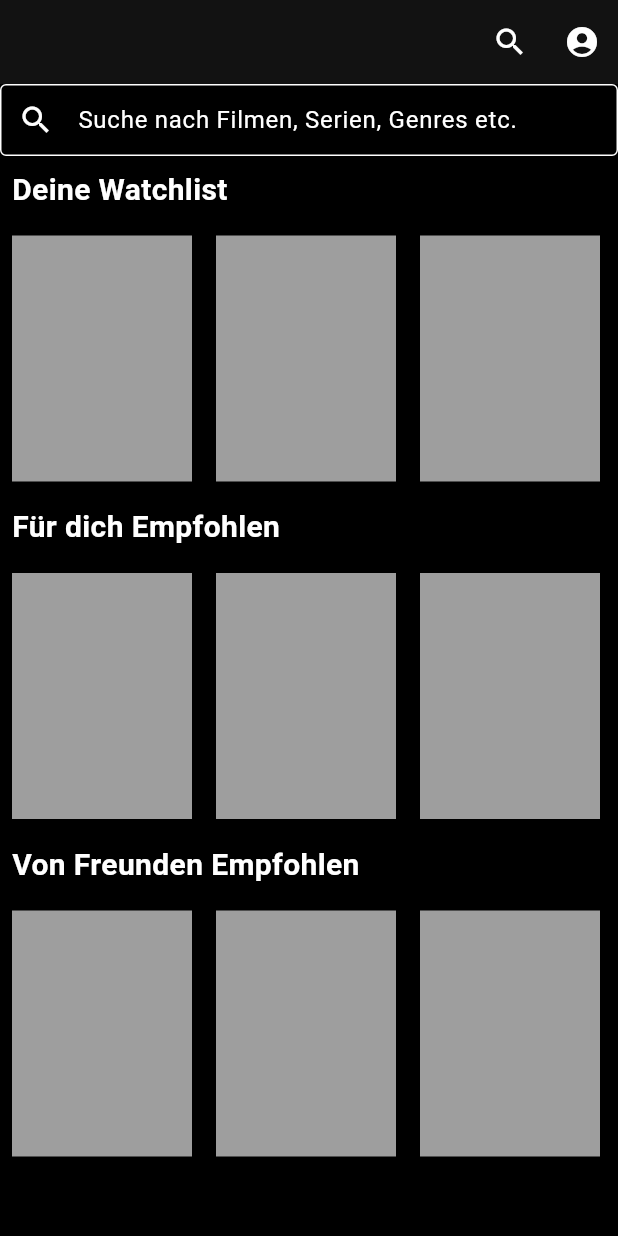
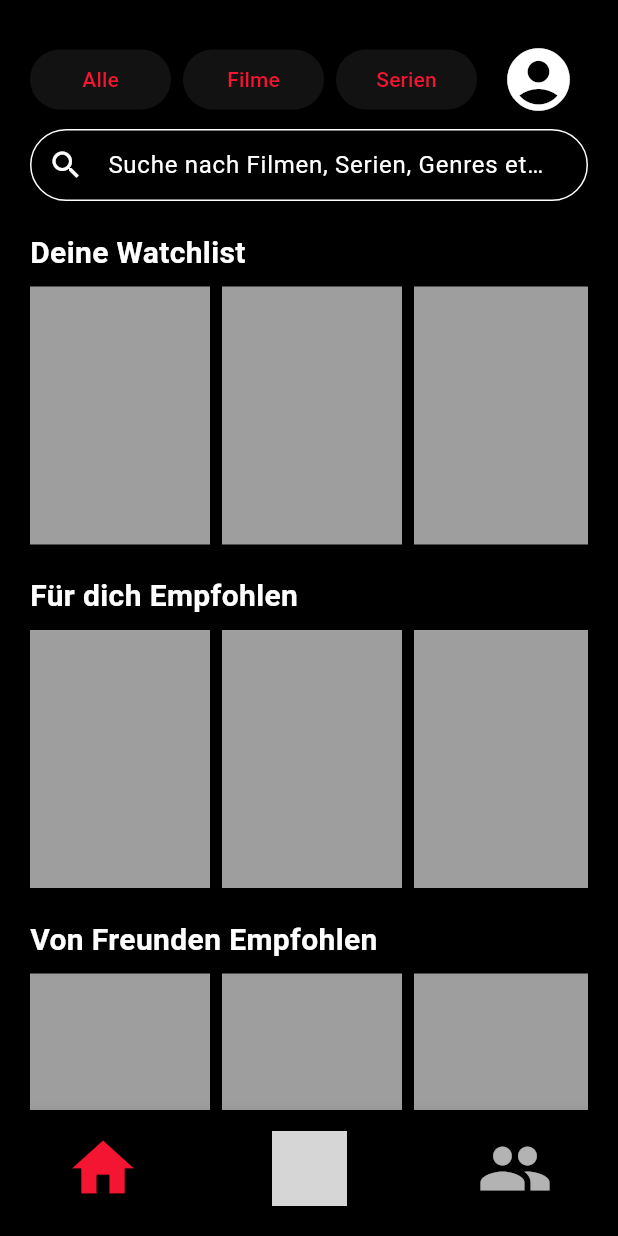
Before and after one commit to Chessosaurus/flashr_ui, a Flutter app: the screen it shows once a user with an empty profile is signed in, on a phone screen of 412 x 824 dp. Run offline on Flutter 3.47's test engine with Material 3 defaults, Android fonts, the phone set to English and light mode, and no system bars; our stand-ins replace google_sign_in, supabase_flutter; accounts and stored records are empty; grey boxes are pictures that could not be loaded.

Commit message:
feat: Homescreen, ProfileScreen
Allgemein erstellen von Widgets zur wiederverwendung

```diff
--- a/lib/src/main.dart
+++ b/lib/src/main.dart
@@ -4,6 +4,7 @@ import 'package:flutter/material.dart';
 import 'package:supabase_flutter/supabase_flutter.dart';
 import 'providers/db_initializer.dart';
 import 'package:flasher_ui/src/screens/login.dart';
+import 'package:flasher_ui/src/screens/home.dart';
 
 Future<void> main() async {
   WidgetsFlutterBinding.ensureInitialized();
@@ -48,7 +49,8 @@ class App extends StatelessWidget {
           border: OutlineInputBorder(
             borderRadius: BorderRadius.circular(50),
           )
-        )
+        ),
+
       ),
         initialRoute: '/', routes: <String, WidgetBuilder>{
         '/': (_) => SplashPage(supabase: supabase),
--- a/lib/src/screens/home.dart
+++ b/lib/src/screens/home.dart
@@ -1,9 +1,16 @@
+import 'package:flasher_ui/src/screens/profile.dart';
+import 'package:flasher_ui/src/widgets/header.dart';
 import 'package:flasher_ui/src/providers/movieprovider.dart';
 import 'package:flutter/material.dart';
 import 'package:supabase_flutter/supabase_flutter.dart';
 
 import '../models/album.dart';
 import '../models/movie.dart';
+
+import '../widgets/category_section.dart';
+import '../widgets/navbar.dart';
+import 'friends.dart';
+import 'movie_swipe.dart';
 
 class HomePage extends StatefulWidget {
   const HomePage({super.key, required this.supabase});
@@ -30,9 +37,36 @@ class _HomePageState extends State<HomePage> {
     //futureAlbum = mv.fetchAlbum();
   }
 
+  //Wird das gebraucht??? @Timo war bei Mergeconflict bei dir nicht mit drin
+  final _future = Supabase.instance.client.schema('persistence')
+      .from('User').select();
+  int _selectedIndex = 0;
+
+  void _onItemTapped(int index) {
+    setState(() {
+      _selectedIndex = index;
+    });
+    // Hier füge deine Navigationslogik hinzu, basierend auf dem ausgewählten Index
+    switch (index) {
+      case 0:
+      // Navigation zur Startseite
+        //Navigator.pushReplacement(context, MaterialPageRoute(builder: (context) => HomePage(supabase: supabase,)));
+        break;
+      case 1:
+      // Navigation zu den Favoriten
+        Navigator.pushReplacement(context, MaterialPageRoute(builder: (context) => MovieSwipe()));
+        break;
+      case 2:
+      // Navigation zum Profil
+        Navigator.pushReplacement(context, MaterialPageRoute(builder: (context) => Friends()));
+        break;
+    }
+  }
+
   @override
   Widget build(BuildContext context) {
     return Scaffold(
+      /*
       appBar: AppBar(
         actions: [
           IconButton(
@@ -47,72 +81,45 @@ class _HomePageState extends State<HomePage> {
           )
         ],
       ),
-      body: SingleChildScrollView(
+      */
+      body: const SingleChildScrollView(
+        child: Column( // Hier wurde das Column-Widget hinzugefügt
+          children: <Widget>[
+            SingleChildScrollView(
+              child: Padding(
+                padding: EdgeInsets.all(20.0),
                 child: Column(
                   children: <Widget>[
+                    Header(),
                     // Suchleiste
-            const TextField(
+                    TextField(
                       decoration: InputDecoration(
                         labelText: 'Suche nach Filmen, Serien, Genres etc.',
                         prefixIcon: Icon(Icons.search),
-                border: OutlineInputBorder(),
                       ),
                     ),
-            // Kategorien-Tabs
-            /*const TabBar(
-              tabs: [
-                Tab(text: 'Alle'),
-                Tab(text: 'Filme'),
-                Tab(text: 'Serien'),
-                Tab(text: 'DBtest'),
-              ],
-            ),*/
                     // Film Listenansichten
+                    SizedBox(height: 20),
+
                     CategorySection(title: 'Deine Watchlist'),
+                    SizedBox(height: 20),
                     CategorySection(title: 'Für dich Empfohlen'),
+                    SizedBox(height: 20),
                     CategorySection(title: 'Von Freunden Empfohlen'),
+                    SizedBox(height: 20),
+                    CategorySection(title: 'Beliebte Filme'),
                     // Weitere Listen ...
                   ],
                 ),
               ),
+            ),
+          ],
+        ),
+      ),
+      bottomNavigationBar: NavBar(
+        selectedIndex: _selectedIndex,
+        onItemTapped: _onItemTapped,
+      ),
     );
   }
 }
-
-class CategorySection extends StatelessWidget {
-  final String title;
-
-  CategorySection({required this.title});
-
-  @override
-  Widget build(BuildContext context) {
-    return Column(
-      crossAxisAlignment: CrossAxisAlignment.start,
-      children: <Widget>[
-        Padding(
-          padding: const EdgeInsets.all(8.0),
-          child: Text(
-            title,
-            style: const TextStyle(fontSize: 20, fontWeight: FontWeight.bold),
-          ),
-        ),
-        Container(
-          height: 180,
-          child: ListView.builder(
-            scrollDirection: Axis.horizontal,
-            itemCount: 10, // Hier die Anzahl der Elemente eintragen
-            itemBuilder: (context, index) {
-              return Padding(
-                padding: const EdgeInsets.all(8.0),
-                child: Container(
-                  width: 120,
-                  color: Colors.grey, // Hier würde das Bild des Films oder der Serie stehen
-                ),
-              );
-            },
-          ),
-        ),
-      ],
-    );
-  }
-}
--- /dev/null
+++ b/lib/src/widgets/category_section.dart
@@ -0,0 +1,40 @@
+import 'package:flutter/material.dart';
+
+class CategorySection extends StatelessWidget {
+  final String title;
+
+  const CategorySection({super.key, required this.title});
+
+  @override
+  Widget build(BuildContext context) {
+    return Column(
+      crossAxisAlignment: CrossAxisAlignment.start,
+      children: <Widget>[
+        Padding(
+          padding: const EdgeInsets.all(0.0),
+          child: Text(
+            title,
+            style: const TextStyle(fontSize: 20, fontWeight: FontWeight.bold),
+          ),
+        ),
+        SizedBox(
+          height: 180,
+          child: ListView.builder(
+            scrollDirection: Axis.horizontal,
+            itemCount: 10, // Hier die Anzahl der Elemente eintragen
+            itemBuilder: (context, index) {
+              return Padding(
+                padding: const EdgeInsets.only(right: 8.0, top: 8.0),
+                child: Container(
+                  width: 120,
+                  color: Colors
+                      .grey, // Hier würde das Bild des Films oder der Serie stehen
+                ),
+              );
+            },
+          ),
+        ),
+      ],
+    );
+  }
+}
--- /dev/null
+++ b/lib/src/widgets/header.dart
@@ -0,0 +1,69 @@
+import 'package:flutter/material.dart';
+
+import '../screens/profile.dart';
+
+class Header extends StatelessWidget {
+
+  const Header({super.key});
+
+  @override
+  Widget build(BuildContext context) {
+    return Row(
+      children: [
+        Expanded(
+          child: ElevatedButton(
+            onPressed: () {
+              // Aktion beim Klick auf "Alle"
+            },
+            style: ElevatedButton.styleFrom(
+              fixedSize: Size.fromHeight(40),
+            ),
+            child: const Text('Alle'),
+          ),
+        ),
+        const SizedBox(width: 8),
+        Expanded(
+          child: ElevatedButton(
+            onPressed: () {
+              // Aktion beim Klick auf "Filme"
+
+            }, // Zeige den Schriftzug nur, wenn der Button nicht aktiv ist
+            style: ElevatedButton.styleFrom(
+              fixedSize: Size.fromHeight(40),
+            ),
+            child: const Text('Filme'),
+          ),
+        ),
+        const SizedBox(width: 8),
+        Expanded(
+          child: ElevatedButton(
+            onPressed: () {
+              // Aktion beim Klick auf "Serien"
+
+            }, // Zeige den Schriftzug nur, wenn der Button nicht aktiv ist
+            style: ElevatedButton.styleFrom(
+              fixedSize: const Size.fromHeight(40),
+            ),
+            child: const Text('Serien'),
+          ),
+        ),
+        const SizedBox(width: 8),
+        // Platz für Profil-Icon
+        IconButton(
+          icon: const Icon(Icons.account_circle),
+          onPressed: () {
+            // Aktion bei Klick auf Profil-Icon
+            _navigateToProfile(context);
+          },
+          iconSize: 50,
+        ),
+      ],
+    );
+  }
+  void _navigateToProfile(BuildContext context) {
+    Navigator.push(
+      context,
+      MaterialPageRoute(builder: (context) => ProfilePage()),
+    );
+  }
+}
--- /dev/null
+++ b/lib/src/widgets/navbar.dart
@@ -0,0 +1,41 @@
+import 'package:flutter/material.dart';
+
+class NavBar extends StatelessWidget {
+  final int selectedIndex;
+  final Function(int) onItemTapped;
+
+  const NavBar({
+    Key? key,
+    required this.selectedIndex,
+    required this.onItemTapped,
+  }) : super(key: key);
+
+  @override
+  Widget build(BuildContext context) {
+    return Container(
+      child: BottomNavigationBar(
+        items: const <BottomNavigationBarItem>[
+          BottomNavigationBarItem(
+            icon: Icon(Icons.home),
+            label: 'Home',
+          ),
+          BottomNavigationBarItem(
+            icon: ImageIcon(AssetImage('icons/swipe_icon.png')),
+            label: 'Swipe',
+          ),
+          BottomNavigationBarItem(
+            icon: Icon(Icons.group),
+            label: 'Freunde',
+          ),
+        ],
+        currentIndex: selectedIndex,
+        selectedItemColor: Theme.of(context).colorScheme.primary,
+        onTap: onItemTapped,
+        iconSize: 50,
+        showUnselectedLabels: false,
+        showSelectedLabels: false,
+        backgroundColor: Colors.transparent,
+      ),
+    );
+  }
+}
```
Also changed, not shown: lib/src/screens/friends.dart (+75 -0 lines), lib/src/screens/movie_swipe.dart (+75 -0 lines), lib/src/screens/profile.dart (+101 -0 lines). Lines whose indentation alone changed are shown as unchanged.
